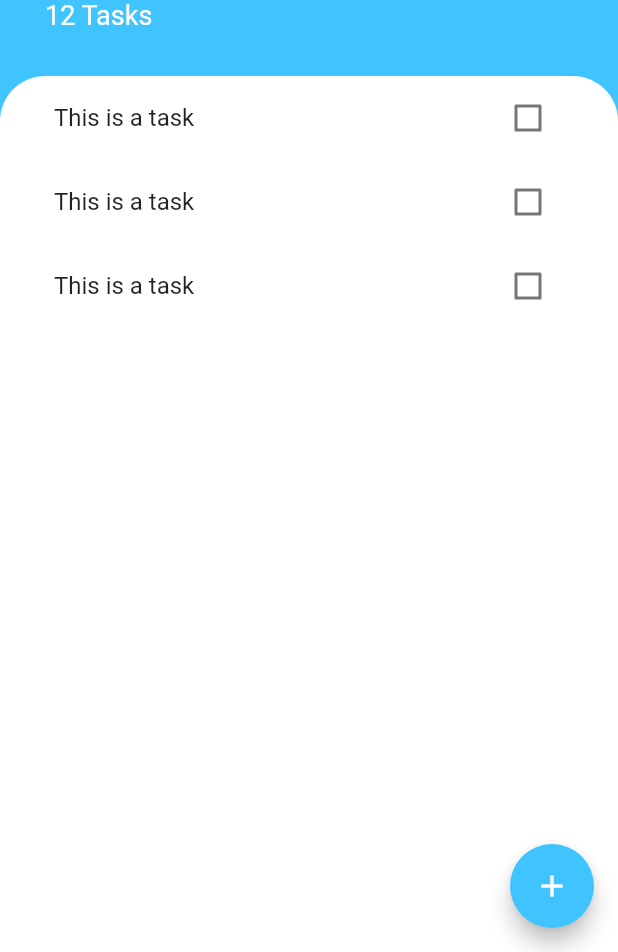
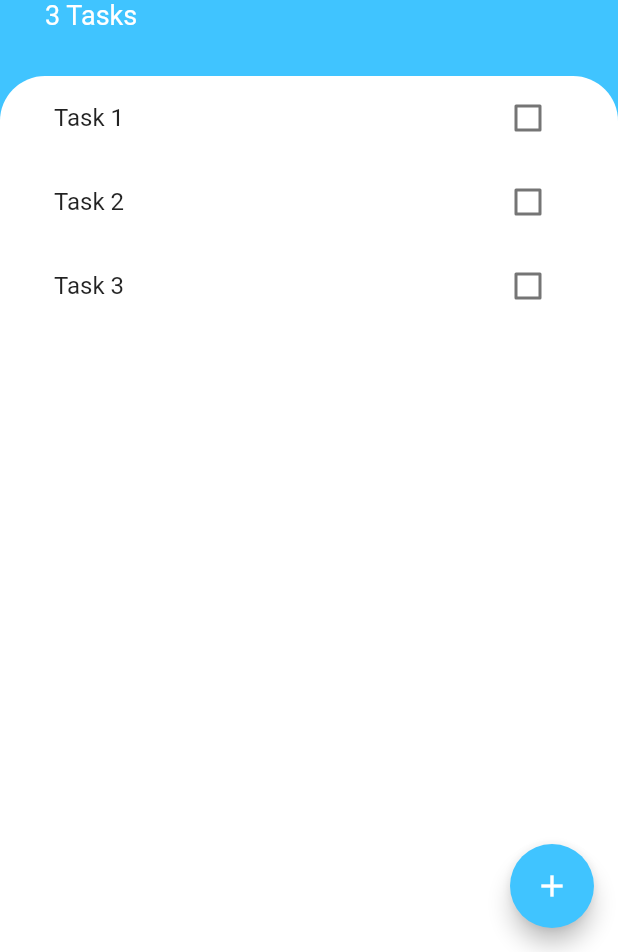
Before and after one commit to buzzfizz/flutter-todoey-appbrewery, a Flutter app: the screen it shows after launch, on a phone screen of 412 x 824 dp, the part 284-1236 px from its top. Run offline on Flutter 3.47's test engine with Material 2 defaults, Android fonts, the phone set to English and light mode, and no system bars.

Commit message:
finished todoey

```diff
--- a/lib/main.dart
+++ b/lib/main.dart
@@ -1,13 +1,19 @@
 import 'package:flutter/material.dart';
+import 'package:provider/provider.dart';
 import 'package:todoeyflutter/screens/tasks_screen.dart';
+
+import 'models/task_data.dart';
 
 void main() => runApp(MyApp());
 
 class MyApp extends StatelessWidget {
   @override
   Widget build(BuildContext context) {
-    return MaterialApp(
-      home: TasksScreen(),
+    return ChangeNotifierProvider(
+      create: (context) => TaskData(),
+      child: MaterialApp(
+        home: TasksScreen(),
+      ),
     );
   }
 }
--- /dev/null
+++ b/lib/models/task.dart
@@ -0,0 +1,10 @@
+class Task {
+  final String name;
+  bool isDone;
+
+  Task({this.name, this.isDone = false});
+
+  void toggleDone() {
+    isDone = !isDone;
+  }
+}
--- /dev/null
+++ b/lib/models/task_data.dart
@@ -0,0 +1,37 @@
+import 'dart:collection';
+
+import 'package:flutter/foundation.dart';
+
+import 'task.dart';
+
+class TaskData extends ChangeNotifier {
+  List<Task> _tasks = [
+    Task(name: 'Task 1'),
+    Task(name: 'Task 2'),
+    Task(name: 'Task 3'),
+  ];
+
+  UnmodifiableListView<Task> get tasks {
+    return UnmodifiableListView(_tasks);
+  }
+
+  int get taskCount {
+    return _tasks.length;
+  }
+
+  void addTask(String newTaskTitle) {
+    final task = Task(name: newTaskTitle);
+    _tasks.add(task);
+    notifyListeners();
+  }
+
+  void updateTask(Task task) {
+    task.toggleDone();
+    notifyListeners();
+  }
+
+  void deleteTask(Task task) {
+    _tasks.remove(task);
+    notifyListeners();
+  }
+}
--- a/lib/screens/tasks_screen.dart
+++ b/lib/screens/tasks_screen.dart
@@ -1,4 +1,6 @@
 import 'package:flutter/material.dart';
+import 'package:provider/provider.dart';
+import 'package:todoeyflutter/models/task_data.dart';
 import 'package:todoeyflutter/screens/add_task_screen.dart';
 import 'package:todoeyflutter/widgets/tasks_list.dart';
 
@@ -52,7 +54,7 @@ class TasksScreen extends StatelessWidget {
                       fontWeight: FontWeight.w700),
                 ),
                 Text(
-                  '12 Tasks',
+                  '${Provider.of<TaskData>(context).taskCount} Tasks',
                   style: TextStyle(
                     color: Colors.white,
                     fontSize: 18,
--- a/lib/widgets/task_tile.dart
+++ b/lib/widgets/task_tile.dart
@@ -1,47 +1,33 @@
 import 'package:flutter/material.dart';
 
-class TaskTile extends StatefulWidget {
-  @override
-  _TaskTileState createState() => _TaskTileState();
-}
+class TaskTile extends StatelessWidget {
+  final bool isChecked;
+  final String title;
+  final Function checkBoxCallback;
+  final Function longPressCallback;
 
-class _TaskTileState extends State<TaskTile> {
-  bool isChecked = false;
-
-  void checkBoxCallback(bool checkBoxState) {
-    setState(() {
-      isChecked = checkBoxState;
-    });
-  }
+  TaskTile({
+    this.title,
+    this.isChecked,
+    this.checkBoxCallback,
+    this.longPressCallback,
+  });
 
   @override
   Widget build(BuildContext context) {
     return ListTile(
+      onLongPress: longPressCallback,
       title: Text(
-        'This is a task',
+        title,
         style: TextStyle(
           decoration: isChecked ? TextDecoration.lineThrough : null,
         ),
       ),
-      trailing: TaskCheckbox(
-        checkBoxState: isChecked,
-        toggleCheckBoxState: checkBoxCallback,
+      trailing: Checkbox(
+        activeColor: Colors.lightBlueAccent,
+        value: isChecked,
+        onChanged: checkBoxCallback,
       ),
     );
   }
 }
-
-class TaskCheckbox extends StatelessWidget {
-  final bool checkBoxState;
-  final Function toggleCheckBoxState;
-  TaskCheckbox({this.checkBoxState, this.toggleCheckBoxState});
-
-  @override
-  Widget build(BuildContext context) {
-    return Checkbox(
-      activeColor: Colors.lightBlueAccent,
-      value: checkBoxState,
-      onChanged: toggleCheckBoxState,
-    );
-  }
-}
--- a/lib/widgets/tasks_list.dart
+++ b/lib/widgets/tasks_list.dart
@@ -1,15 +1,30 @@
 import 'package:flutter/material.dart';
+import 'package:provider/provider.dart';
+import 'package:todoeyflutter/models/task_data.dart';
 import 'package:todoeyflutter/widgets/task_tile.dart';
 
 class TasksList extends StatelessWidget {
   @override
   Widget build(BuildContext context) {
-    return ListView(
-      children: <Widget>[
-        TaskTile(),
-        TaskTile(),
-        TaskTile(),
-      ],
+    return Consumer<TaskData>(
+      builder: (context, taskData, child) {
+        return ListView.builder(
+          itemBuilder: (context, index) {
+            final task = taskData.tasks[index];
+            return TaskTile(
+              title: task.name,
+              isChecked: task.isDone,
+              checkBoxCallback: (checkBoxState) {
+                taskData.updateTask(task);
+              },
+              longPressCallback: () {
+                taskData.deleteTask(task);
+              },
+            );
+          },
+          itemCount: taskData.taskCount,
+        );
+      },
     );
   }
 }
--- a/pubspec.yaml
+++ b/pubspec.yaml
@@ -23,6 +23,7 @@ dependencies:
   # The following adds the Cupertino Icons font to your application.
   # Use with the CupertinoIcons class for iOS style icons.
   cupertino_icons: ^0.1.2
+  provider: ^4.1.1
 
 dev_dependencies:
   flutter_test:
```
Also changed, not shown: lib/screens/add_task_screen.dart (+13 -2 lines), pubspec.lock.
